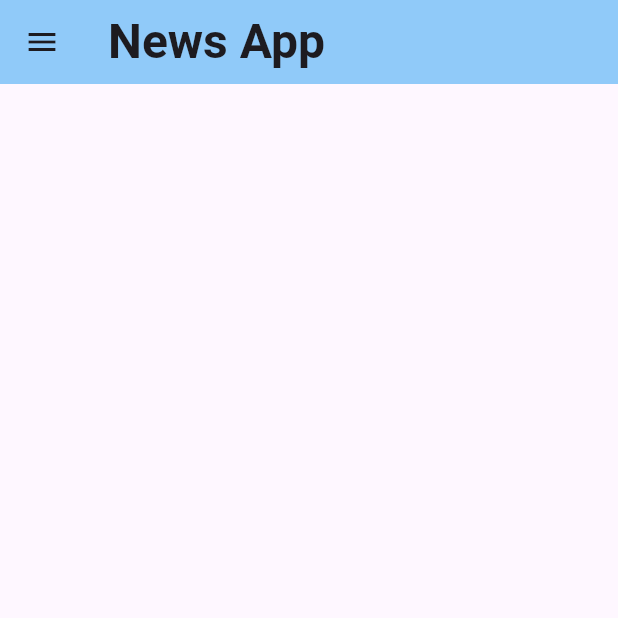
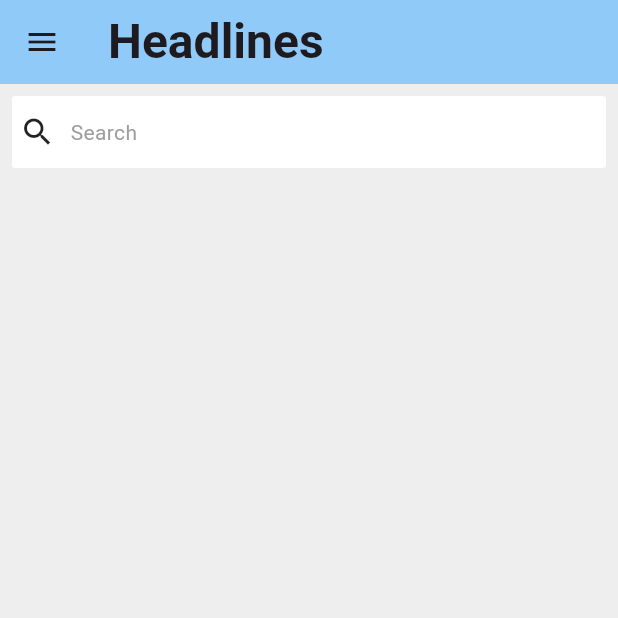
Before and after one commit to DanielLeke/News-app, a Flutter app: the screen it shows after launch, on a phone screen of 412 x 824 dp, the top half of it. Run offline on Flutter 3.47's test engine with Material 3 defaults, Android fonts, the phone set to English and light mode, and no system bars.

Commit message:
Updated the UI to include a search bar

```diff
--- a/lib/pages/homePage.dart
+++ b/lib/pages/homePage.dart
@@ -8,11 +8,14 @@ class HomePage extends StatefulWidget {
 }
 
 class _HomePageState extends State<HomePage> {
+  final String hintText = "Search";
+
   @override
   Widget build(BuildContext context) {
     return Scaffold(
+      backgroundColor: Colors.grey[200],
       appBar: AppBar(
-        title: const Text("News App",
+        title: const Text("Headlines",
             style: TextStyle(fontWeight: FontWeight.bold, fontSize: 32)),
         backgroundColor: Colors.blue[200],
       ),
@@ -33,6 +36,33 @@ class _HomePageState extends State<HomePage> {
           ],
         ),
       )),
+      body: Column(
+        children: [
+          Padding(
+            padding: const EdgeInsets.all(8.0),
+            child: Container(
+              height: 48,
+              decoration: BoxDecoration(
+                  borderRadius: BorderRadius.circular(2), color: Colors.white),
+              child: Row(
+                children: [
+                  const SizedBox(
+                    width: 5,
+                  ),
+                  const Icon(Icons.search),
+                  const SizedBox(
+                    width: 10,
+                  ),
+                  Text(
+                    hintText,
+                    style: const TextStyle(color: Colors.grey),
+                  )
+                ],
+              ),
+            ),
+          )
+        ],
+      ),
     );
   }
 }
```
